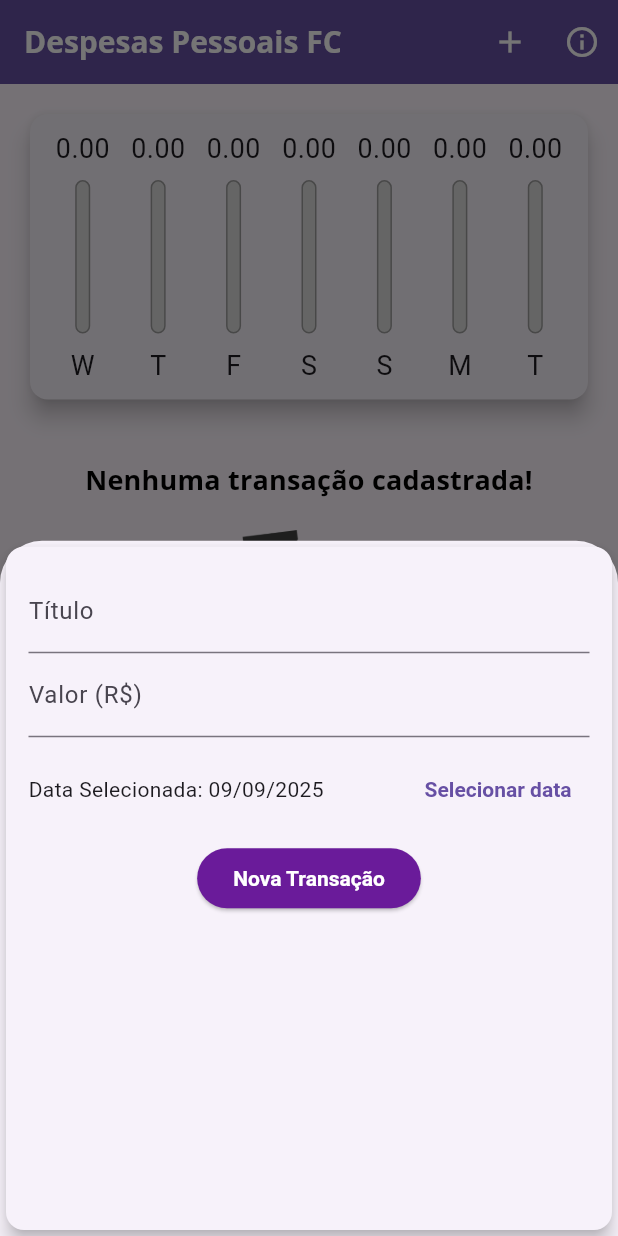
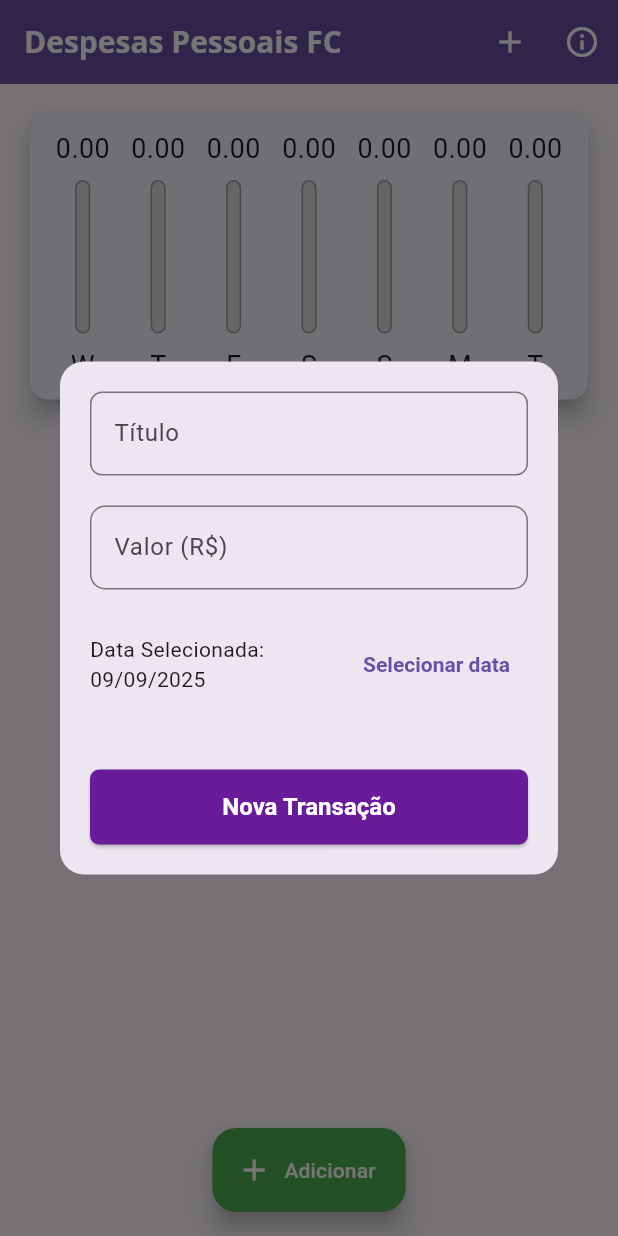
Before and after one commit to FLCordis/fc_despesas, a Flutter app: the screen it shows after launch, after a tap on the "add" icon, on a phone screen of 412 x 824 dp. Run offline on Flutter 3.47's test engine with Material 3 defaults, Android fonts, the phone set to English and light mode, and no system bars.

Commit message:
FIX - Ajustes em botões e estilização.

```diff
--- a/lib/components/transaction_form.dart
+++ b/lib/components/transaction_form.dart
@@ -26,14 +26,14 @@ class _TransactionFormState extends State<TransactionForm> {
     _valueController.clear();
   }
 
-  _showDatePicker(){
+  _showDatePicker() {
     showDatePicker(
       context: context,
       initialDate: DateTime.now(),
       firstDate: DateTime.now().subtract(Duration(days: 360)),
       lastDate: DateTime.now(),
     ).then((pickedDate) {
-      if(pickedDate == null) {
+      if (pickedDate == null) {
         return;
       }
       setState(() {
@@ -44,25 +44,38 @@ class _TransactionFormState extends State<TransactionForm> {
 
   @override
   Widget build(BuildContext context) {
-    return Card(
-      elevation: 5,
+    return SingleChildScrollView(
       child: Padding(
-        padding: const EdgeInsets.all(15),
+        padding: EdgeInsets.all(20),
         child: Column(
+          mainAxisSize: MainAxisSize.min,
+          crossAxisAlignment: CrossAxisAlignment.stretch,
           children: <Widget>[
             TextField(
               controller: _titleController,
               textInputAction: TextInputAction.next,
-              decoration: InputDecoration(labelText: 'Título'),
+              decoration: InputDecoration(
+                labelText: 'Título',
+                border: OutlineInputBorder(
+                  borderRadius: BorderRadius.circular(8),
+                ),
+              ),
             ),
+            SizedBox(height: 20),
             TextField(
               controller: _valueController,
               keyboardType: TextInputType.numberWithOptions(decimal: true),
               onSubmitted: (_) => _submitForm(),
-              decoration: InputDecoration(labelText: 'Valor (R\$)'),
+              decoration: InputDecoration(
+                labelText: 'Valor (R\$)',
+                border: OutlineInputBorder(
+                  borderRadius: BorderRadius.circular(10),
+                ),
+              ),
             ),
-            SizedBox(
-              height: 70,
+            SizedBox(height: 20),
+            Container(
+              height: 60,
               child: Row(
                 mainAxisAlignment: MainAxisAlignment.spaceBetween,
                 children: <Widget>[
@@ -70,17 +83,15 @@ class _TransactionFormState extends State<TransactionForm> {
                     child: Text(
                       // ignore: unnecessary_null_comparison
                       _selectedDate == null
-                      // ignore: dead_code
-                      ? 'Nenhuma data selecionada!'
-                      : 'Data Selecionada: ${DateFormat('dd/MM/y').format(_selectedDate!)}',
+                          // ignore: dead_code
+                          ? 'Nenhuma data selecionada!'
+                          : 'Data Selecionada: ${DateFormat('dd/MM/y').format(_selectedDate!)}',
                     ),
                   ),
                   TextButton(
                     style: TextButton.styleFrom(
                       foregroundColor: Theme.of(context).primaryColor,
-                      textStyle: TextStyle(
-                        fontWeight: FontWeight.bold,
-                      ),
+                      textStyle: TextStyle(fontWeight: FontWeight.bold),
                     ),
                     onPressed: _showDatePicker,
                     child: Text('Selecionar data'),
@@ -88,14 +99,22 @@ class _TransactionFormState extends State<TransactionForm> {
                 ],
               ),
             ),
-            Row(
-              mainAxisAlignment: MainAxisAlignment.center,
-              children: [
-                ElevatedButton(
-                  onPressed: _submitForm,
-                  child: Text('Nova Transação'),
+            SizedBox(height: 40),
+            SizedBox(
+              width: double.infinity,
+              height: 50,
+              child: ElevatedButton(
+                onPressed: _submitForm,
+                style: ElevatedButton.styleFrom(
+                  shape: RoundedRectangleBorder(
+                    borderRadius: BorderRadius.circular(6),
+                  ),
                 ),
-              ],
+                child: Text(
+                  'Nova Transação',
+                  style: TextStyle(fontSize: 16),
+                ),
+              ),
             ),
           ],
         ),
--- a/lib/components/transaction_list.dart
+++ b/lib/components/transaction_list.dart
@@ -59,11 +59,19 @@ class TransactionList extends StatelessWidget {
                     style: Theme.of(context).textTheme.titleMedium,
                   ),
                   subtitle: Text(DateFormat('d MMM y').format(tr.date)),
-                  trailing: IconButton(
-                    onPressed: () => onRemove(tr.id),
-                    icon: Icon(Icons.delete),
-                    color: Theme.of(context).colorScheme.error,
-                  ),
+                  trailing: MediaQuery.of(context).size.width > 400
+                      ? FloatingActionButton.extended(
+                          onPressed: () => onRemove(tr.id),
+                          backgroundColor: Theme.of(context).colorScheme.error,
+                          foregroundColor: Colors.white,
+                          label: Text('Excluir'),
+                          icon: Icon(Icons.delete),
+                        )
+                      : IconButton(
+                          onPressed: () => onRemove(tr.id),
+                          icon: Icon(Icons.delete),
+                          color: Theme.of(context).colorScheme.error,
+                        ),
                 ),
               );
             },
--- a/lib/main.dart
+++ b/lib/main.dart
@@ -28,8 +28,8 @@ class ExpensesApp extends StatelessWidget {
       home: MyHomePage(),
       theme: ThemeData(
         primarySwatch: Colors.purple,
-        hintColor: Colors.amber,
-        highlightColor: Colors.green[200],
+        hintColor: Colors.yellow,
+        highlightColor: Colors.green,
         fontFamily: 'Quicksand',
         textTheme: ThemeData.light().textTheme.copyWith(
           titleMedium: TextStyle(
@@ -161,21 +161,23 @@ class _MyHomePageState extends State<MyHomePage> {
   }
 
   _openTransactionFormModal(BuildContext context) {
-    showModalBottomSheet(
+    showDialog(
       context: context,
       builder: (_) {
-        return TransactionForm(_addTransaction);
+        return Dialog(
+          shape: RoundedRectangleBorder(
+            borderRadius: BorderRadius.circular(16),
+          ),
+          child: TransactionForm(_addTransaction),
+        );
       },
     );
   }
 
   @override
   Widget build(BuildContext context) {
-    final isLandscape =
-        MediaQuery.of(context).orientation == Orientation.landscape;
-
-    final availableWidth = MediaQuery.of(context).size.width;
-    final adaptativeFont = availableWidth * 0.05;
+    final mediaQuery = MediaQuery.of(context);
+    final isLandscape = mediaQuery.orientation == Orientation.landscape;
 
     final appBar = AppBar(
       title: Text('Despesas Pessoais FC', textScaler: TextScaler.linear(1.0)),
@@ -203,9 +205,9 @@ class _MyHomePageState extends State<MyHomePage> {
     );
 
     final availableHeight =
-        MediaQuery.of(context).size.height -
+        mediaQuery.size.height -
         appBar.preferredSize.height -
-        MediaQuery.of(context).padding.top;
+        mediaQuery.padding.top;
 
     return Scaffold(
       appBar: appBar,
@@ -235,7 +237,7 @@ class _MyHomePageState extends State<MyHomePage> {
               ),
             if (!_showChart || !isLandscape)
               Container(
-                height: availableHeight * 0.7,
+                height: availableHeight * (isLandscape ? 1 : 0.7),
                 child: TransactionList(
                   transactions: _transactions,
                   onRemove: _removeTransaction,
@@ -245,10 +247,12 @@ class _MyHomePageState extends State<MyHomePage> {
         ),
       ),
       floatingActionButton: !isLandscape
-          ? FloatingActionButton(
+          ? FloatingActionButton.extended(
               onPressed: () => _openTransactionFormModal(context),
-              backgroundColor: Theme.of(context).hintColor,
-              child: Icon(Icons.add),
+              backgroundColor: Theme.of(context).highlightColor,
+              foregroundColor: Colors.white,
+              label: Text('Adicionar'),
+              icon: Icon(Icons.add),
             )
           : null,
       floatingActionButtonLocation: FloatingActionButtonLocation.centerFloat,
```
